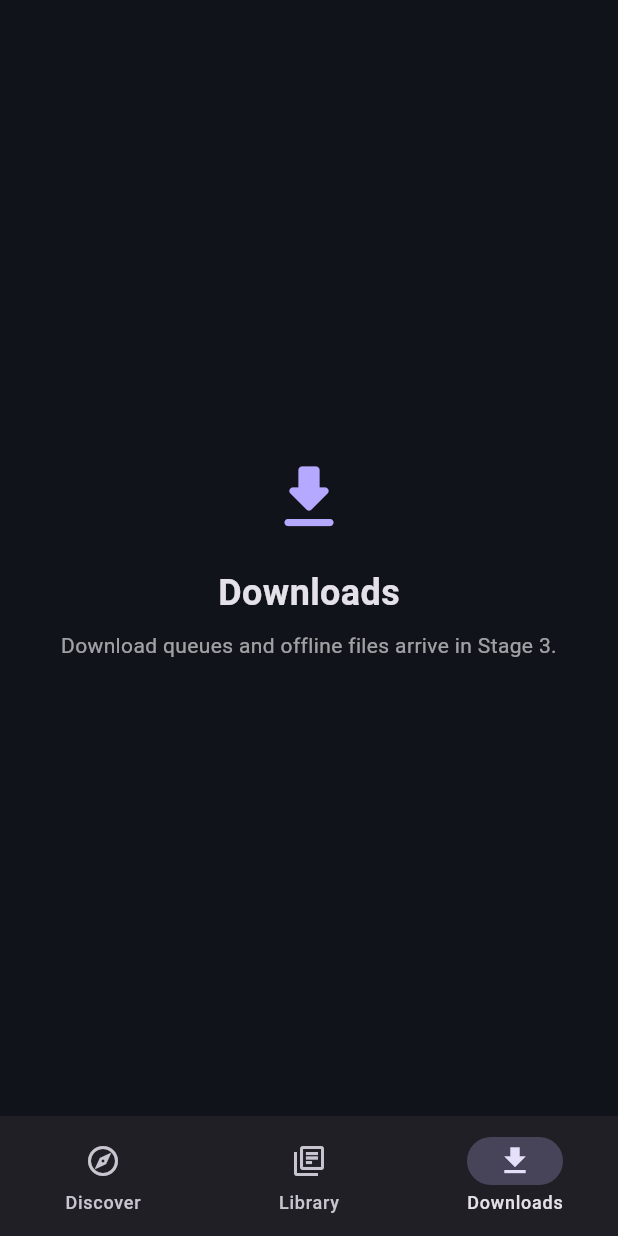
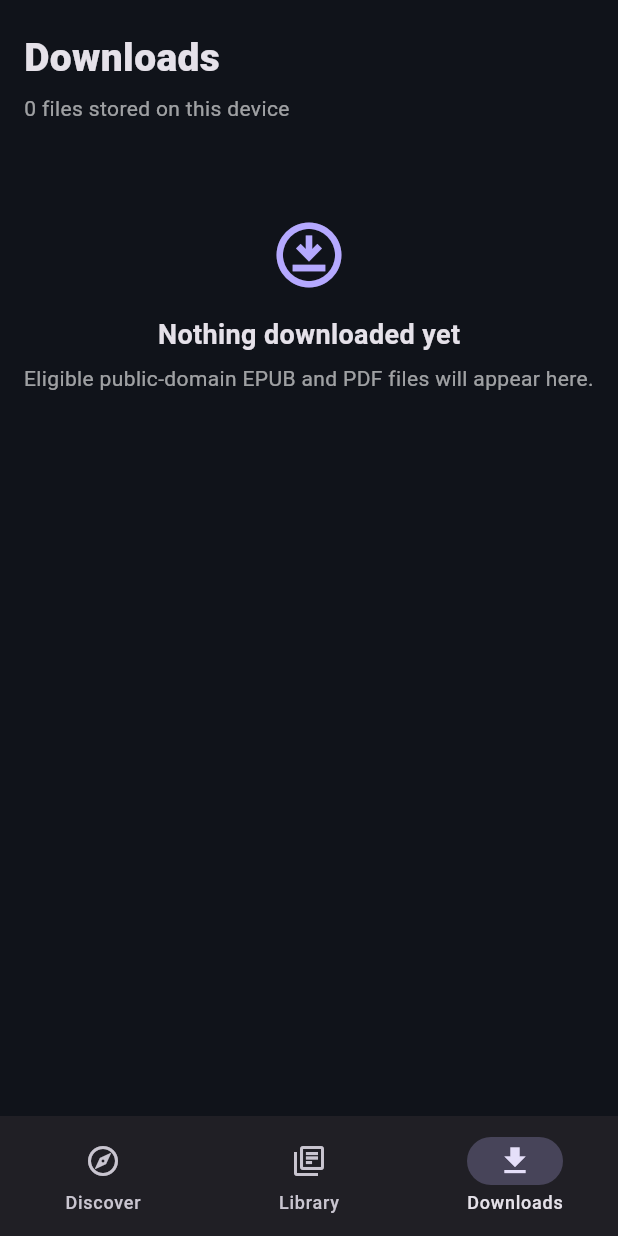
Before and after one commit to Senior-Toasty/books-to-read, a Flutter app: the screen it shows after launch, item 3 of the bottom bar chosen, on a phone screen of 412 x 824 dp. Run offline on Flutter 3.47's test engine with Material 3 defaults, Android fonts, the phone set to English and light mode, and no system bars; our stand-ins replace open_filex, shared_preferences.

Commit message:
Add Stage 4 offline downloads screen

```diff
--- a/app/lib/main.dart
+++ b/app/lib/main.dart
@@ -3,6 +3,8 @@ import 'package:flutter/material.dart';
 import 'package:bookhunter/search/book_result.dart';
 import 'package:bookhunter/search/search_service.dart';
 import 'package:bookhunter/library/library_store.dart';
+import 'package:bookhunter/downloads/download_store.dart';
+import 'package:open_filex/open_filex.dart';
 import 'package:url_launcher/url_launcher.dart';
 
 void main() => runApp(const BookHunterApp());
@@ -53,6 +55,7 @@ class _HomeScreenState extends State<HomeScreen> {
   void initState() {
     super.initState();
     LibraryStore.load();
+    DownloadStore.load();
   }
 
   @override
@@ -77,8 +80,7 @@ class _HomeScreenState extends State<HomeScreen> {
           children: [
             _discoverPage(),
             _libraryPage(),
-            _placeholderPage(Icons.download_rounded, 'Downloads',
-                'Download queues and offline files arrive in Stage 3.'),
+            _downloadsPage(),
           ],
         ),
       ),
@@ -91,6 +93,51 @@ class _HomeScreenState extends State<HomeScreen> {
           NavigationDestination(icon: Icon(Icons.download_outlined), selectedIcon: Icon(Icons.download), label: 'Downloads'),
         ],
       ),
+    );
+  }
+
+
+  Widget _downloadsPage() {
+    return AnimatedBuilder(
+      animation: DownloadStore.items,
+      builder: (context, _) {
+        final books = DownloadStore.items.value;
+        return ListView(
+          padding: const EdgeInsets.fromLTRB(16, 20, 16, 24),
+          children: [
+            const Text('Downloads', style: TextStyle(fontSize: 26, fontWeight: FontWeight.w800)),
+            const SizedBox(height: 5),
+            Text('${books.length} files stored on this device', style: const TextStyle(color: Colors.white60)),
+            const SizedBox(height: 14),
+            if (books.isEmpty)
+              const Padding(
+                padding: EdgeInsets.symmetric(vertical: 48),
+                child: Column(children: [
+                  Icon(Icons.download_for_offline_outlined, size: 52, color: Color(0xFFB5A9FF)),
+                  SizedBox(height: 14),
+                  Text('Nothing downloaded yet', style: TextStyle(fontSize: 18, fontWeight: FontWeight.w700)),
+                  SizedBox(height: 6),
+                  Text('Eligible public-domain EPUB and PDF files will appear here.', textAlign: TextAlign.center, style: TextStyle(color: Colors.white60)),
+                ]),
+              ),
+            for (final book in books)
+              Card(
+                color: const Color(0xFF191E28),
+                child: ListTile(
+                  leading: const Icon(Icons.menu_book_rounded, color: Color(0xFFB5A9FF)),
+                  title: Text(book.title, maxLines: 2, overflow: TextOverflow.ellipsis),
+                  subtitle: Text('${book.source} · ${(book.bytes / 1048576).toStringAsFixed(1)} MB'),
+                  onTap: () => OpenFilex.open(book.path),
+                  trailing: IconButton(
+                    tooltip: 'Delete downloaded file',
+                    icon: const Icon(Icons.delete_outline),
+                    onPressed: () => DownloadStore.remove(book),
+                  ),
+                ),
+              ),
+          ],
+        );
+      },
     );
   }
 
@@ -421,6 +468,23 @@ class _SearchResultsPageState extends State<SearchResultsPage> {
             if (item.accessLabel != null && item.accessLabel!.isNotEmpty) Padding(padding: const EdgeInsets.only(top: 6), child: Text(item.accessLabel!, style: const TextStyle(fontSize: 11, color: Colors.white54))),
             if (item.description != null && item.description!.isNotEmpty) Padding(padding: const EdgeInsets.only(top: 7), child: Text(item.description!, maxLines: 2, overflow: TextOverflow.ellipsis, style: const TextStyle(fontSize: 12, color: Colors.white54))),
             Row(mainAxisAlignment: MainAxisAlignment.end, children: [
+              if (item.downloadUrl != null && item.accessLabel == 'Public-domain ebook')
+                IconButton(
+                  tooltip: 'Download for offline use',
+                  onPressed: () async {
+                    try {
+                      await DownloadStore.download(item);
+                      if (mounted) ScaffoldMessenger.of(context).showSnackBar(
+                        const SnackBar(content: Text('Saved for offline use.')),
+                      );
+                    } catch (error) {
+                      if (mounted) ScaffoldMessenger.of(context).showSnackBar(
+                        SnackBar(content: Text('Download failed: $error')),
+                      );
+                    }
+                  },
+                  icon: const Icon(Icons.download_for_offline_outlined, color: Color(0xFF54C6B3)),
+                ),
               IconButton(
                 tooltip: 'Save to library',
                 onPressed: () async {
```
